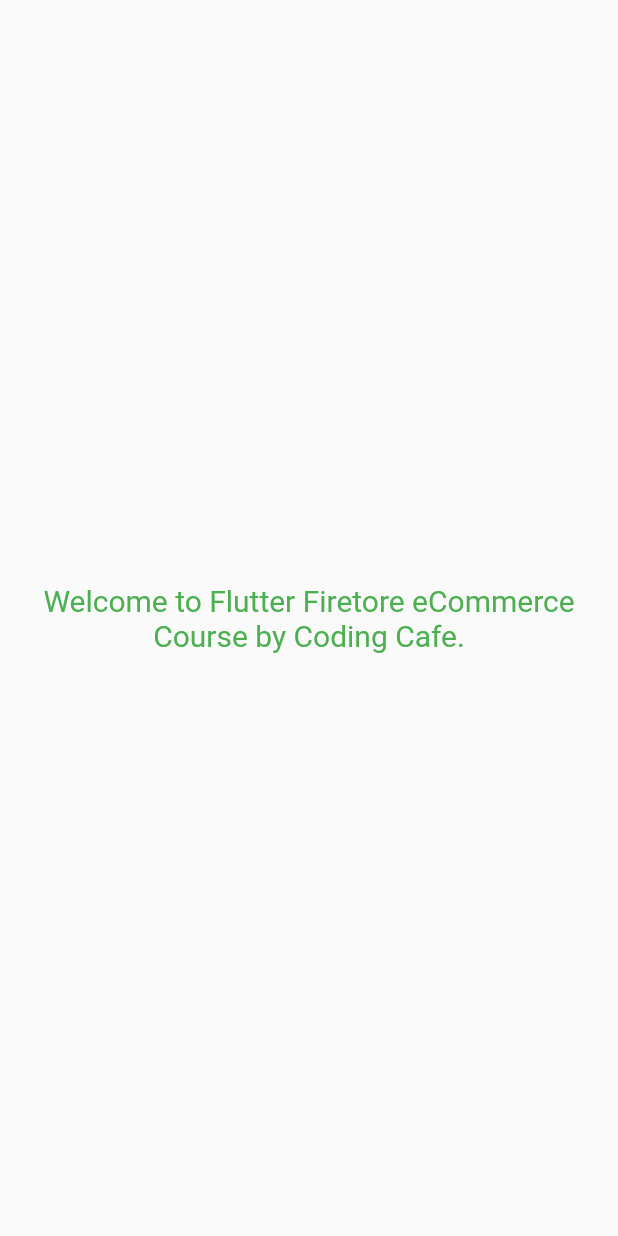
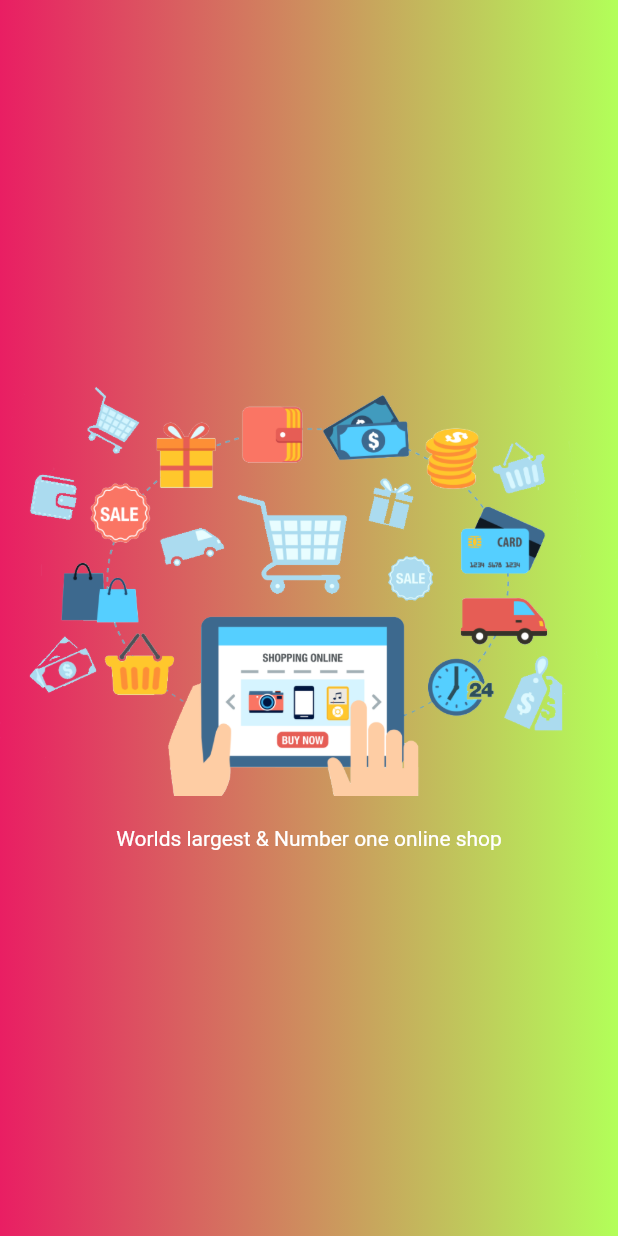
Before and after one commit to ShamiulIslam-5201/flutter_e_shop_1, a Flutter app: the first screen one second after launch, on a phone screen of 412 x 824 dp. Run offline on Flutter 3.47's test engine with Material 2 defaults, Android fonts, the phone set to English and light mode, and no system bars; our stand-ins replace cloud_firestore, firebase_auth, firebase_storage, fluttertoast, image_picker, shared_preferences; accounts and stored records are empty.

```diff
--- a/lib/Authentication/authenication.dart
+++ b/lib/Authentication/authenication.dart
@@ -13,7 +13,7 @@ class _AuthenticScreenState extends State<AuthenticScreen> {
 
   @override
   Widget build(BuildContext context) {
-    return DefaultTabController(
+    return Scaffold(
     );
   }
 }
--- a/lib/main.dart
+++ b/lib/main.dart
@@ -15,6 +15,8 @@ import 'Store/storehome.dart';
 Future<void> main() async
 {
   WidgetsFlutterBinding.ensureInitialized();
+
+  EcommerceApp.auth = FirebaseAuth.instance;
 
   runApp(MyApp());
 }
@@ -41,16 +43,61 @@ class SplashScreen extends StatefulWidget {
 
 class _SplashScreenState extends State<SplashScreen>
 {
+
+  @override
+  void initState() {
+
+    super.initState();
+
+    displaySplash();
+  }
+
+  displaySplash(){
+    Timer(Duration(seconds: 5), () async {
+      if(await EcommerceApp.auth.currentUser() != null){
+        Route route = MaterialPageRoute(builder: (_) => StoreHome());
+        Navigator.pushReplacement(context, route);
+      }else{
+        Route route = MaterialPageRoute(builder: (_) => AuthenticScreen());
+        Navigator.pushReplacement(context, route);
+      }
+    });
+  }
+
+
+
   @override
   Widget build(BuildContext context) {
     return Material(
-      child: Center(
-        child: Text(
-            "Welcome to Flutter Firetore eCommerce Course by Coding Cafe.",
-          style: TextStyle(color: Colors.green, fontSize: 20.0),
-          textAlign: TextAlign.center,
-        ),
-      ),
+        child: Container(
+          decoration: new BoxDecoration(
+              gradient: new LinearGradient(
+                  colors: [Colors.pink, Colors.lightGreenAccent],
+                  begin:  const FractionalOffset(0.0, 0.0),
+                  end: const FractionalOffset(1.0, 0.0),
+                  stops:  [0.0, 1.0],
+                  tileMode: TileMode.clamp
+              )
+          ),
+          child:Center(
+            child: Column(
+              mainAxisAlignment: MainAxisAlignment.center,
+              children: [
+                Image.asset("images/welcome.png"),
+                SizedBox(height: 20.0),
+                Text(
+                  "Worlds largest & Number one online shop",
+                  style: TextStyle(
+                      color: Colors.white
+                  ),
+
+                )
+              ],
+            ),
+
+          ),
+
+        )
     );
   }
 }
```
Also changed, not shown: 2 other files.
